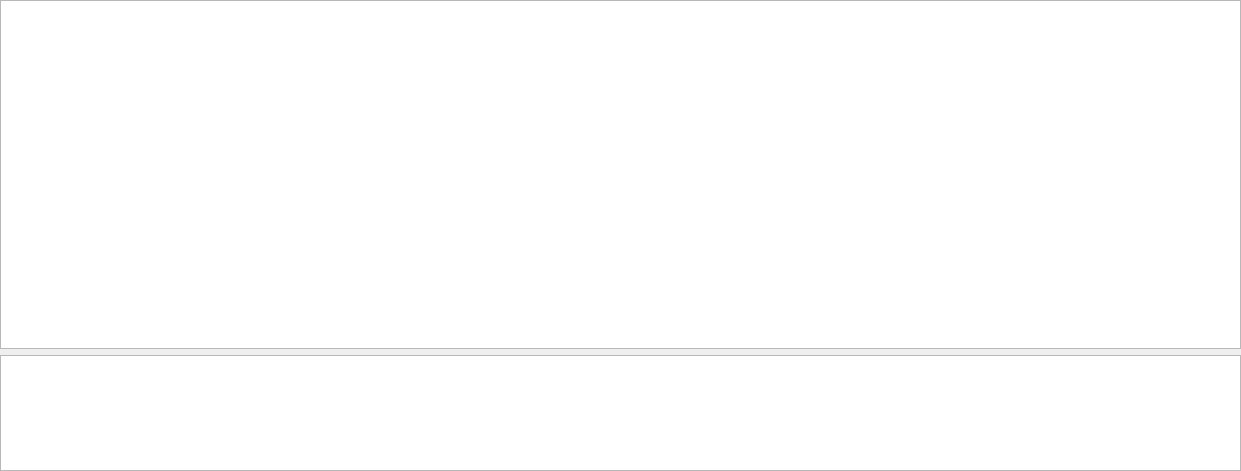
Qt form src/plugins/clangrefactoring/clangqueryprojectsfindfilter.ui (qt-creator/qt-creator) before a commit.
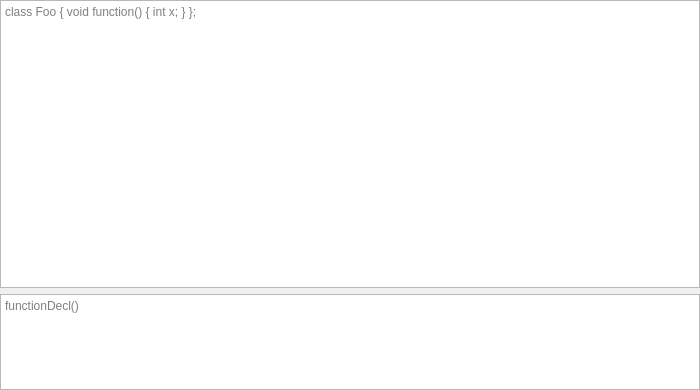
The same form after that commit. Custom widgets are drawn as their Qt base class.

Commit message:
Clang: Add placeholder text to Clang Query
Task-number: QTCREATORBUG-18815

Diff of the .ui file:
```diff
--- a/src/plugins/clangrefactoring/clangqueryprojectsfindfilter.ui
+++ b/src/plugins/clangrefactoring/clangqueryprojectsfindfilter.ui
@@ -6,14 +6,29 @@
    <rect>
     <x>0</x>
     <y>0</y>
-    <width>1241</width>
-    <height>471</height>
+    <width>512</width>
+    <height>390</height>
    </rect>
   </property>
+  <property name="sizePolicy">
+   <sizepolicy hsizetype="Expanding" vsizetype="Expanding">
+    <horstretch>1</horstretch>
+    <verstretch>1</verstretch>
+   </sizepolicy>
+  </property>
+  <property name="minimumSize">
+   <size>
+    <width>512</width>
+    <height>0</height>
+   </size>
+  </property>
   <property name="windowTitle">
    <string>Form</string>
   </property>
   <layout class="QVBoxLayout" name="verticalLayout">
+   <property name="sizeConstraint">
+    <enum>QLayout::SetMinimumSize</enum>
+   </property>
    <property name="leftMargin">
     <number>0</number>
    </property>
@@ -30,20 +45,32 @@
     <widget class="ClangRefactoring::ClangQueryExampleTextEditorWidget" name="exampleSourceTextEdit">
      <property name="sizePolicy">
       <sizepolicy hsizetype="Expanding" vsizetype="Expanding">
-       <horstretch>0</horstretch>
+       <horstretch>1</horstretch>
        <verstretch>3</verstretch>
       </sizepolicy>
      </property>
+     <property name="placeholderText">
+      <string notr="true">class Foo { void function() { int x; } };</string>
+     </property>
     </widget>
    </item>
    <item>
     <widget class="ClangRefactoring::ClangQueryTextEditorWidget" name="queryTextEdit">
      <property name="sizePolicy">
       <sizepolicy hsizetype="Expanding" vsizetype="Expanding">
-       <horstretch>0</horstretch>
+       <horstretch>1</horstretch>
        <verstretch>1</verstretch>
       </sizepolicy>
      </property>
+     <property name="minimumSize">
+      <size>
+       <width>700</width>
+       <height>0</height>
+      </size>
+     </property>
+     <property name="placeholderText">
+      <string notr="true">functionDecl()</string>
+     </property>
     </widget>
    </item>
   </layout>
```
The commit also changes 2 other files.
